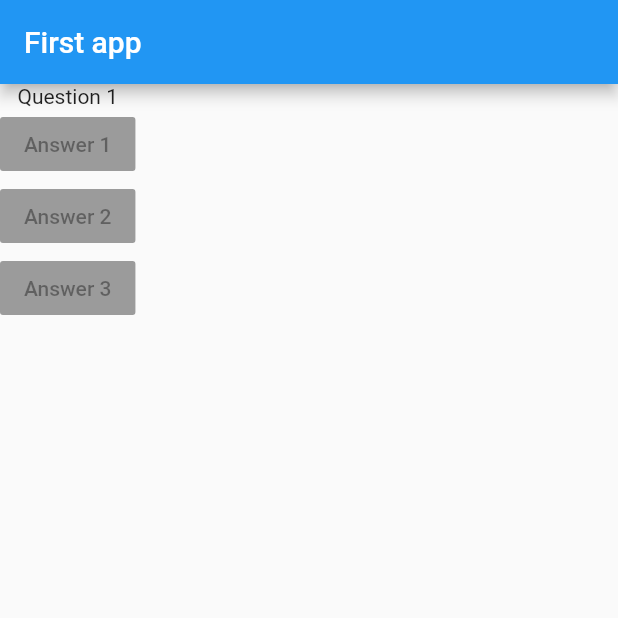
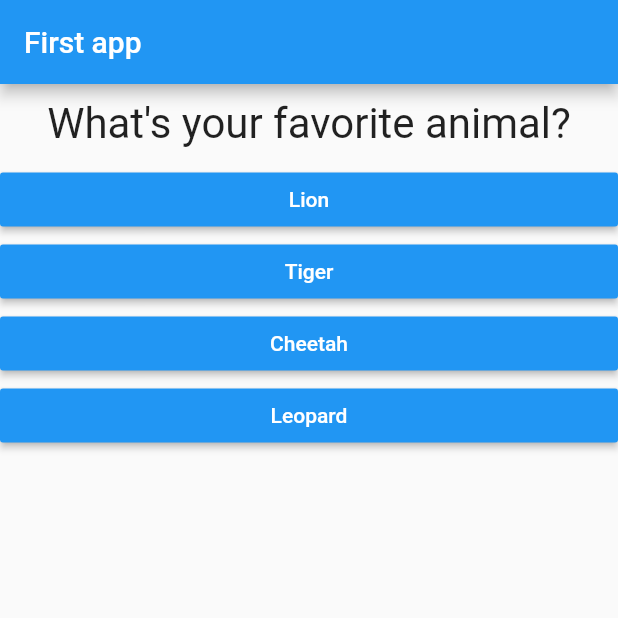
Before and after one commit to girish2408/flutter-app, a Flutter app: the screen it shows after launch, on a phone screen of 412 x 824 dp, the top half of it. Run offline on Flutter 3.47's test engine with Material 2 defaults, Android fonts, the phone set to English and light mode, and no system bars.

Commit message:
added custom widget and new logic for parent and child widgets

```diff
--- /dev/null
+++ b/lib/answer.dart
@@ -0,0 +1,20 @@
+import 'package:flutter/material.dart';
+
+class MyAnswer extends StatelessWidget {
+  final Function functionHandler;
+  final String answer;
+  MyAnswer(this.functionHandler, this.answer);
+
+  @override
+  Widget build(BuildContext context) {
+    return Container(
+        width: double.infinity,
+        child: RaisedButton(
+                color: Colors.blue,
+                textColor: Colors.white,
+                child: Text(answer),
+                onPressed: functionHandler,
+              ),
+    );
+  }
+}
--- a/lib/main.dart
+++ b/lib/main.dart
@@ -1,21 +1,52 @@
- import 'package:flutter/material.dart';
-// import 'package:flutter/cupertino.dart';
-
+import 'package:flutter/material.dart';
+import 'package:flutter_practise_course/answer.dart';
+import 'questions.dart';
 
 void main() => runApp(MyFirstApp());
 
-class MyFirstApp extends StatelessWidget {
+class MyFirstApp extends StatefulWidget {
+  @override
+  State<StatefulWidget> createState() => _MyFirstAppState();
+}
 
-  Widget build(BuildContext context) {
-    return MaterialApp(home: Scaffold(
-       appBar: AppBar(title: Text('First app'),),
-       body: Column(children: [
-         Text('Question 1'),
-         RaisedButton(child: Text('Answer 1'), onPressed: null,),
-         RaisedButton(child: Text('Answer 2'), onPressed: null,),
-         RaisedButton(child: Text('Answer 3'), onPressed: null,)
-       ],)
-    ),);
+class _MyFirstAppState extends State<MyFirstApp> {
+  var _questionIndex = 0;
+  void _answerQuestion() {
+    setState(() {
+      _questionIndex = _questionIndex + 1;
+    });
+    print(_questionIndex);
   }
 
+  @override
+  Widget build(BuildContext context) {
+    var question = [
+      {
+        'questionText': 'What\'s your favorite animal?',
+        'answerText': ['Lion','Tiger','Cheetah','Leopard']
+      },
+      {
+        'questionText': 'What\'s your favorite color?',
+        'answerText': ['Black','Blue','Red','White']
+      },
+      {
+        'questionText': 'What\'s your favorite snacks?',
+        'answerText': ['Chips','Biscuits','Nachos','Sweets']
+      }
+    ];
+    return MaterialApp(
+      home: Scaffold(
+          appBar: AppBar(
+            title: Text('First app'),
+          ),
+          body: Column(
+            children: [
+              MyQuestion(question[_questionIndex]['questionText']),
+              ...(question[_questionIndex]['answerText'] as List<String>).map((answer) {
+                  return MyAnswer(_answerQuestion,answer);
+              }).toList()
+            ],
+          )),
+    );
+  }
 }
--- /dev/null
+++ b/lib/questions.dart
@@ -0,0 +1,16 @@
+import 'package:flutter/material.dart';
+
+class MyQuestion extends StatelessWidget {
+  final String questions;
+
+  MyQuestion(this.questions);
+  @override
+  Widget build(BuildContext context) {
+    return Container(width: double.infinity,
+    margin: EdgeInsets.all(10),
+      child: Text(questions,
+        style: TextStyle(fontSize: 28),
+        textAlign: TextAlign.center,
+        ));
+  }
+}
```
Also changed, not shown: 3 other files.
